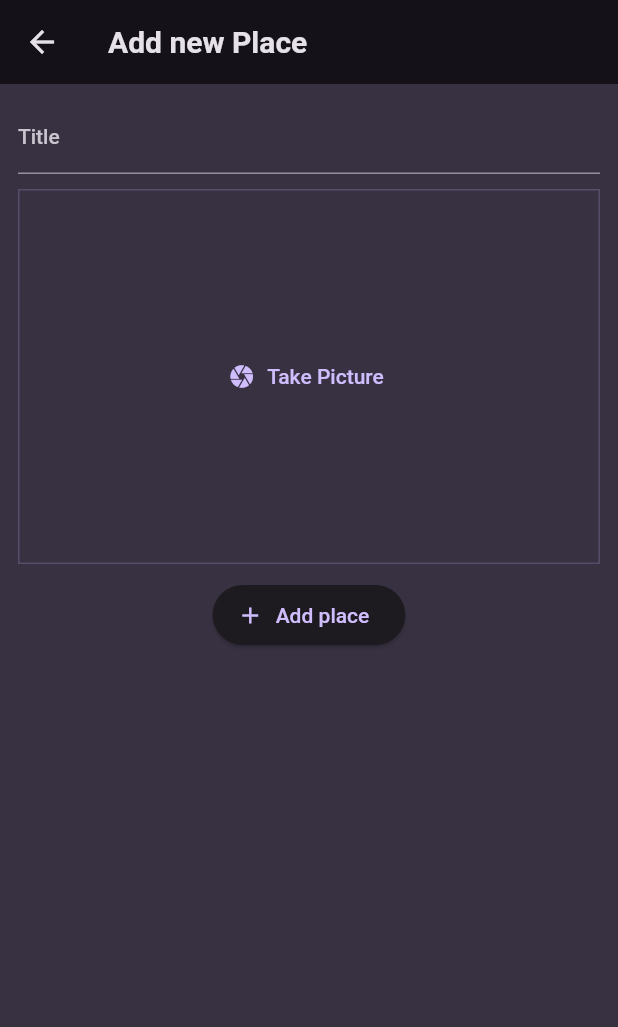
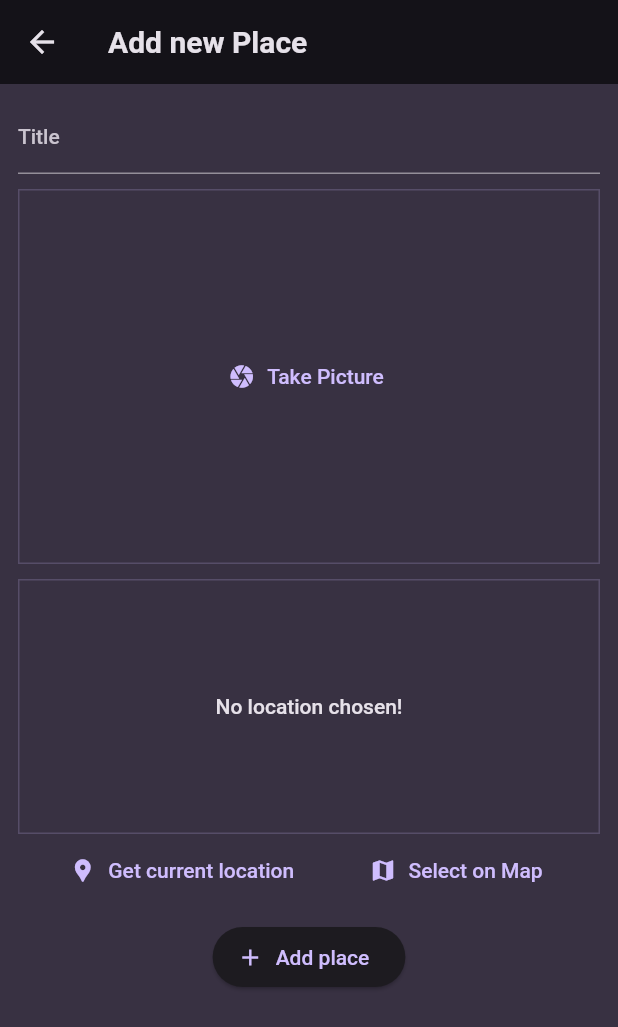
Before and after one commit to manas-yu/newplaces, a Flutter app: the screen it shows after launch, after a tap on the "add" icon, on a phone screen of 412 x 824 dp. Shown: the top 1027 px of the screen. Run offline on Flutter 3.47's test engine with Material 2 defaults, Android fonts, the phone set to English and light mode, and no system bars; our stand-ins replace flutter_riverpod, google_fonts, image_picker, location; missing offline and left inert: dart:ffi.

Commit message:
location input

```diff
--- a/lib/screens/add_places.dart
+++ b/lib/screens/add_places.dart
@@ -1,9 +1,11 @@
+import 'dart:ffi';
 import 'dart:io';
 
 import 'package:flutter/material.dart';
 import 'package:flutter_riverpod/flutter_riverpod.dart';
 import 'package:newplaces/providers/user_providers.dart';
 import 'package:newplaces/widgets/image_input.dart';
+import 'package:newplaces/widgets/location_input.dart';
 
 class AddPlacesScreen extends ConsumerStatefulWidget {
   const AddPlacesScreen({super.key});
@@ -57,6 +59,10 @@
             const SizedBox(
               height: 10,
             ),
+            const LocationInput(),
+            const SizedBox(
+              height: 10,
+            ),
             ElevatedButton.icon(
                 onPressed: savePlace,
                 icon: const Icon(Icons.add),
--- a/lib/screens/places.dart
+++ b/lib/screens/places.dart
@@ -26,7 +26,10 @@
           ),
         ],
       ),
-      body: PlacesList(places: userPlaces),
+      body: Padding(
+        padding: const EdgeInsets.all(8.0),
+        child: PlacesList(places: userPlaces),
+      ),
     );
   }
 }
--- /dev/null
+++ b/lib/widgets/location_input.dart
@@ -0,0 +1,90 @@
+import 'package:flutter/material.dart';
+import 'package:location/location.dart';
+
+class LocationInput extends StatefulWidget {
+  const LocationInput({super.key});
+
+  @override
+  State<LocationInput> createState() => _LocationInputState();
+}
+
+class _LocationInputState extends State<LocationInput> {
+  var isGettingLocation = false;
+  void getLocation() async {
+    Location location = Location();
+
+    bool serviceEnabled;
+    PermissionStatus permissionGranted;
+    LocationData locationData;
+
+    serviceEnabled = await location.serviceEnabled();
+    if (!serviceEnabled) {
+      serviceEnabled = await location.requestService();
+      if (!serviceEnabled) {
+        return;
+      }
+    }
+
+    permissionGranted = await location.hasPermission();
+    if (permissionGranted == PermissionStatus.denied) {
+      permissionGranted = await location.requestPermission();
+      if (permissionGranted != PermissionStatus.granted) {
+        return;
+      }
+    }
+    setState(() {
+      isGettingLocation = true;
+    });
+    locationData = await location.getLocation();
+    setState(() {
+      isGettingLocation = false;
+    });
+    print(locationData.latitude);
+    print(locationData.longitude);
+  }
+
+  @override
+  Widget build(BuildContext context) {
+    Widget content = Text(
+      'No location chosen!',
+      style: Theme.of(context)
+          .textTheme
+          .bodyLarge!
+          .copyWith(color: Theme.of(context).colorScheme.onBackground),
+    );
+    if (isGettingLocation) {
+      content = const CircularProgressIndicator();
+    }
+    return Column(
+      children: [
+        Container(
+          alignment: Alignment.center,
+          height: 170,
+          width: double.infinity,
+          decoration: BoxDecoration(
+            border: Border.all(
+              width: 1,
+              color: Theme.of(context).colorScheme.primary.withOpacity(0.2),
+            ),
+          ),
+          child: content,
+        ),
+        Row(
+          mainAxisAlignment: MainAxisAlignment.spaceEvenly,
+          children: [
+            TextButton.icon(
+              onPressed: getLocation,
+              icon: const Icon(Icons.location_pin),
+              label: const Text('Get current location'),
+            ),
+            TextButton.icon(
+              onPressed: () {},
+              icon: const Icon(Icons.map),
+              label: const Text('Select on Map'),
+            )
+          ],
+        )
+      ],
+    );
+  }
+}
--- a/lib/widgets/places_list.dart
+++ b/lib/widgets/places_list.dart
@@ -22,6 +22,10 @@
     return ListView.builder(
       itemBuilder: (context, index) {
         return ListTile(
+          leading: CircleAvatar(
+            backgroundImage: FileImage(places[index].image),
+            radius: 26,
+          ),
           title: Text(
             places[index].title,
             style: Theme.of(context)
--- a/pubspec.yaml
+++ b/pubspec.yaml
@@ -34,6 +34,7 @@
   flutter_riverpod: ^2.3.6
   google_fonts: ^4.0.4
   image_picker: ^0.8.7+4
+  location: ^4.4.0
   riverpod: ^2.3.6
   uuid: ^3.0.7
 
```
Also changed, not shown: lib/screens/place_detail.dart (+13 -12 lines), pubspec.lock, 1 other file.
